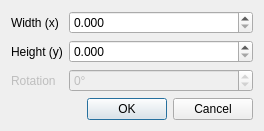
The window that geometry_shapes_dialog_base.ui (pvandegeer/GeometryShapes) describes before a commit, drawn with Qt 5.
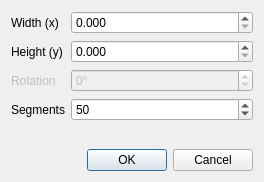
The same window after the commit.

Commit message: Variable number of segments for oval shapes

```diff
--- a/geometry_shapes_dialog_base.ui
+++ b/geometry_shapes_dialog_base.ui
@@ -7,7 +7,7 @@
     <x>0</x>
     <y>0</y>
     <width>264</width>
-    <height>130</height>
+    <height>182</height>
    </rect>
   </property>
   <property name="windowTitle">
@@ -94,6 +94,38 @@
        </property>
       </widget>
      </item>
+     <item row="3" column="0">
+      <widget class="QLabel" name="label_segments">
+       <property name="text">
+        <string>Segments</string>
+       </property>
+      </widget>
+     </item>
+     <item row="3" column="1">
+      <widget class="QSpinBox" name="segments">
+       <property name="enabled">
+        <bool>true</bool>
+       </property>
+       <property name="sizePolicy">
+        <sizepolicy hsizetype="Expanding" vsizetype="Fixed">
+         <horstretch>0</horstretch>
+         <verstretch>0</verstretch>
+        </sizepolicy>
+       </property>
+       <property name="suffix">
+        <string/>
+       </property>
+       <property name="minimum">
+        <number>4</number>
+       </property>
+       <property name="maximum">
+        <number>360</number>
+       </property>
+       <property name="value">
+        <number>50</number>
+       </property>
+      </widget>
+     </item>
     </layout>
    </item>
    <item>
```
Left out of the diff: 10 changed lines with no effect on the pictures. The commit also changes 2 other files.
